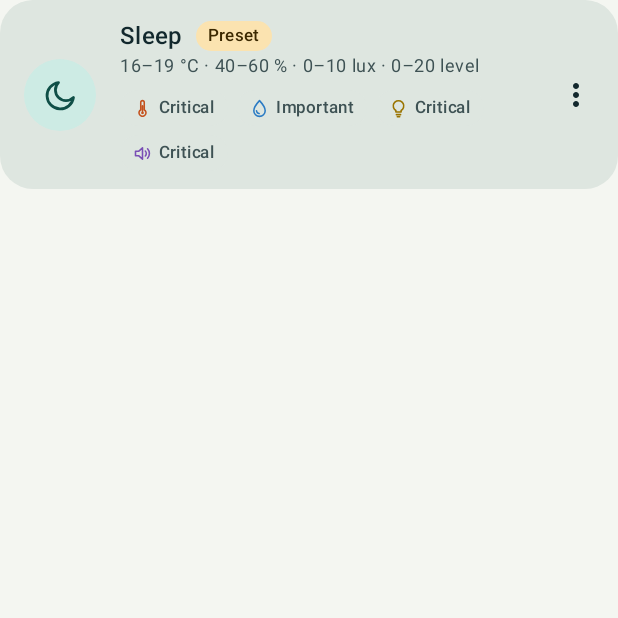
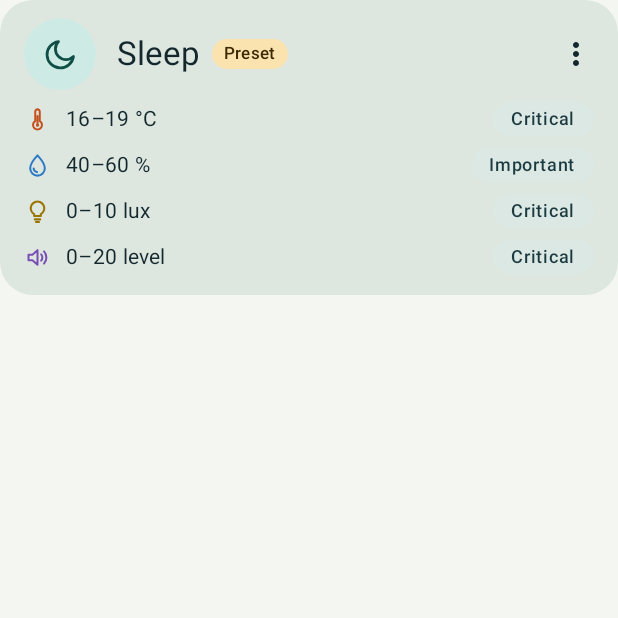
Before and after one commit to victorsmk/Environment-Monitor, an Android app built with Jetpack Compose: the composable ProfileCard called with sample values from the repository, on a phone screen of 412 x 824 dp, the top half of it. Run offline under Robolectric (Android 15) with nearby library versions, the phone set to English and light mode, and no system bars; our stand-ins replace Room's generated code.

Commit message:
Profiles screen: one line per sensor with value and importance side by side
Co-Authored-By: Claude Sonnet 5.5 <noreply@anthropic.com>

```diff
--- a/app/src/main/java/com/environmentmonitor/app/ui/profiles/ProfilesScreen.kt
+++ b/app/src/main/java/com/environmentmonitor/app/ui/profiles/ProfilesScreen.kt
@@ -5,7 +5,7 @@ import androidx.compose.foundation.layout.Arrangement
 import androidx.compose.foundation.layout.Box
 import androidx.compose.foundation.layout.Column
 import androidx.compose.foundation.layout.PaddingValues
-import androidx.compose.foundation.layout.FlowRow
+import androidx.compose.foundation.layout.height
 import androidx.compose.foundation.layout.Row
 import androidx.compose.foundation.layout.Spacer
 import androidx.compose.foundation.layout.WindowInsets
@@ -42,6 +42,7 @@ import androidx.compose.runtime.saveable.rememberSaveable
 import androidx.compose.runtime.setValue
 import androidx.compose.ui.Alignment
 import androidx.compose.ui.Modifier
+import androidx.compose.ui.graphics.Color
 import androidx.compose.ui.unit.dp
 import androidx.compose.ui.unit.sp
 import androidx.lifecycle.compose.collectAsStateWithLifecycle
@@ -50,7 +51,7 @@ import com.environmentmonitor.app.data.Profile
 import com.environmentmonitor.app.data.SensorType
 import com.environmentmonitor.app.ui.icons.SensorIcon
 import com.environmentmonitor.app.ui.icons.ProfileAvatar
-import com.environmentmonitor.app.ui.summary
+import com.environmentmonitor.app.ui.formatRange
 
 @OptIn(ExperimentalMaterial3Api::class)
 @Composable
@@ -107,7 +108,6 @@ fun ProfilesScreen(
     }
 }
 
-@OptIn(androidx.compose.foundation.layout.ExperimentalLayoutApi::class)
 @Composable
 private fun ProfileCard(
     profile: Profile,
@@ -118,17 +118,13 @@ private fun ProfileCard(
     var menuOpen by remember { mutableStateOf(false) }
 
     Card(onClick = onClick, modifier = Modifier.fillMaxWidth(), shape = RoundedCornerShape(22.dp)) {
-        Row(
-            modifier = Modifier.padding(start = 16.dp, top = 12.dp, bottom = 12.dp, end = 4.dp),
-            verticalAlignment = Alignment.CenterVertically,
-        ) {
+        Column(modifier = Modifier.padding(start = 16.dp, top = 12.dp, bottom = 14.dp, end = 4.dp)) {
+            Row(verticalAlignment = Alignment.CenterVertically) {
                 ProfileAvatar(profile.icon)
-            Spacer(Modifier.width(16.dp))
-            Column(modifier = Modifier.weight(1f)) {
-                Row(verticalAlignment = Alignment.CenterVertically) {
+                Spacer(Modifier.width(14.dp))
                 Text(
                     text = profile.name,
-                        style = MaterialTheme.typography.titleMedium,
+                    style = MaterialTheme.typography.titleLarge,
                     maxLines = 1,
                 )
                 if (profile.isPreset) {
@@ -144,42 +140,7 @@ private fun ProfileCard(
                         )
                     }
                 }
-                }
-                Text(
-                    text = profile.summary(),
-                    style = MaterialTheme.typography.bodySmall,
-                    color = MaterialTheme.colorScheme.onSurfaceVariant,
-                )
-                // Which sensors this profile counts, each with how much.
-                FlowRow(
-                    modifier = Modifier.padding(top = 8.dp),
-                    horizontalArrangement = Arrangement.spacedBy(6.dp),
-                    verticalArrangement = Arrangement.spacedBy(6.dp),
-                ) {
-                    SensorType.entries.forEach { sensor ->
-                        val importance = profile.setting(sensor).importance
-                        if (importance != Importance.OFF) {
-                            Surface(
-                                shape = RoundedCornerShape(50),
-                                color = MaterialTheme.colorScheme.surfaceContainerHighest,
-                            ) {
-                                Row(
-                                    modifier = Modifier.padding(horizontal = 8.dp, vertical = 4.dp),
-                                    verticalAlignment = Alignment.CenterVertically,
-                                ) {
-                                    SensorIcon(sensor, size = 14.dp)
-                                    Spacer(Modifier.width(4.dp))
-                                    Text(
-                                        text = importance.label,
-                                        style = MaterialTheme.typography.labelSmall,
-                                        color = MaterialTheme.colorScheme.onSurfaceVariant,
-                                    )
-                                }
-                            }
-                        }
-                    }
-                }
-            }
+                Spacer(Modifier.weight(1f))
                 Box {
                     IconButton(onClick = { menuOpen = true }) {
                         Icon(Icons.Default.MoreVert, contentDescription = "More actions")
@@ -204,5 +165,50 @@ private fun ProfileCard(
                     }
                 }
             }
+            Spacer(Modifier.height(8.dp))
+            // One line per sensor: what it should be, then how much it matters, side by side.
+            Column(
+                modifier = Modifier.padding(end = 12.dp),
+                verticalArrangement = Arrangement.spacedBy(8.dp),
+            ) {
+                SensorType.entries.forEach { sensor ->
+                    val setting = profile.setting(sensor)
+                    val ignored = setting.importance == Importance.OFF
+                    Row(verticalAlignment = Alignment.CenterVertically) {
+                        SensorIcon(sensor, size = 18.dp)
+                        Spacer(Modifier.width(10.dp))
+                        Text(
+                            text = sensor.formatRange(setting.idealMin, setting.idealMax),
+                            style = MaterialTheme.typography.bodyMedium,
+                            color = if (ignored) {
+                                MaterialTheme.colorScheme.onSurfaceVariant.copy(alpha = 0.6f)
+                            } else {
+                                MaterialTheme.colorScheme.onSurface
+                            },
+                            modifier = Modifier.weight(1f),
+                        )
+                        Surface(
+                            shape = RoundedCornerShape(50),
+                            color = if (ignored) {
+                                Color.Transparent
+                            } else {
+                                MaterialTheme.colorScheme.secondaryContainer
+                            },
+                        ) {
+                            Text(
+                                text = setting.importance.label,
+                                style = MaterialTheme.typography.labelMedium,
+                                color = if (ignored) {
+                                    MaterialTheme.colorScheme.onSurfaceVariant.copy(alpha = 0.6f)
+                                } else {
+                                    MaterialTheme.colorScheme.onSecondaryContainer
+                                },
+                                modifier = Modifier.padding(horizontal = 12.dp, vertical = 3.dp),
+                            )
                         }
                     }
+                }
+            }
+        }
+    }
+}
```
Lines whose indentation alone changed are shown as unchanged.
